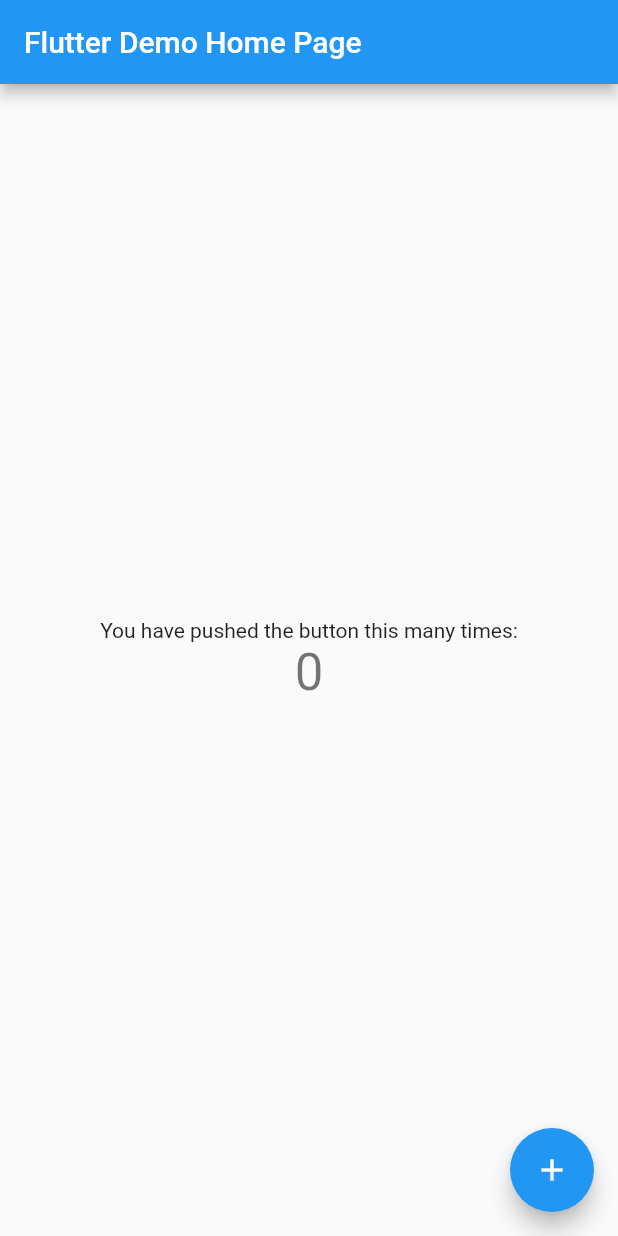
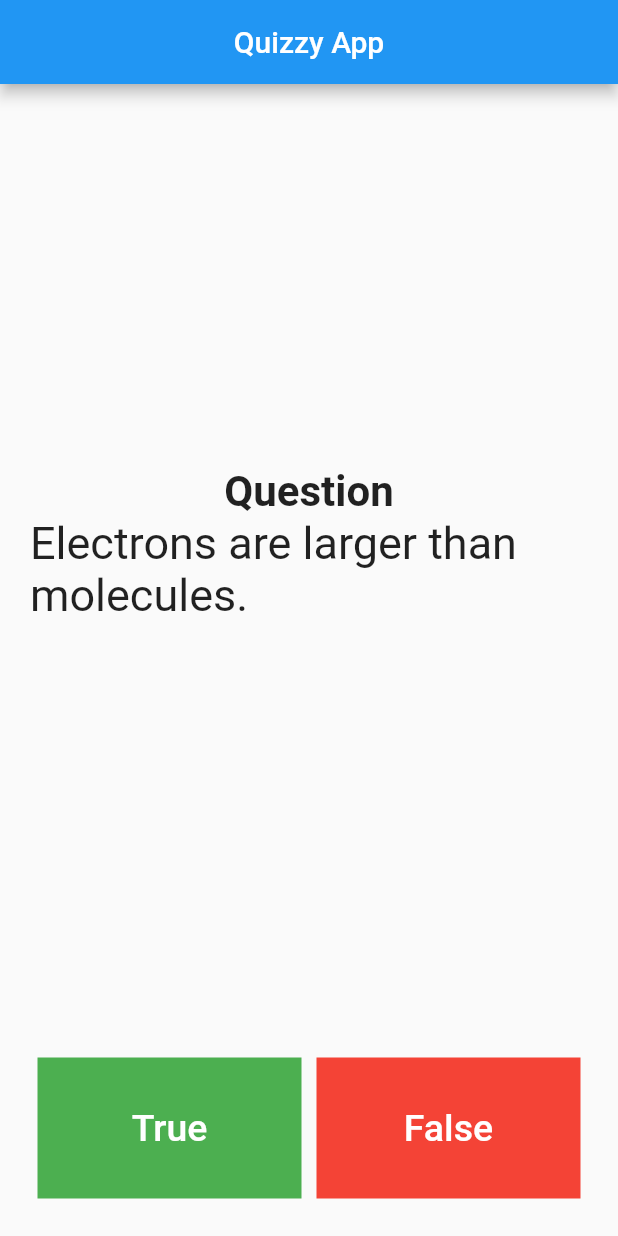
Before and after one commit to WannaBeProgrammer22/dog-quiz-flutter, a Flutter app: the screen it shows after launch, on a phone screen of 412 x 824 dp. Run offline on Flutter 3.47's test engine with Material 2 defaults, Android fonts, the phone set to English and light mode, and no system bars; our stand-ins replace rflutter_alert.

Commit message:
done quizzy app

```diff
--- a/lib/main.dart
+++ b/lib/main.dart
@@ -1,111 +1,185 @@
 import 'package:flutter/material.dart';
+import 'package:rflutter_alert/rflutter_alert.dart';
+import 'question_brain.dart';
 
-void main() => runApp(MyApp());
+QuizBrain quizBrain = QuizBrain();
 
-class MyApp extends StatelessWidget {
-  // This widget is the root of your application.
+void main() => runApp(Quizzy());
+
+class Quizzy extends StatelessWidget {
   @override
   Widget build(BuildContext context) {
     return MaterialApp(
-      title: 'Flutter Demo',
-      theme: ThemeData(
-        // This is the theme of your application.
-        //
-        // Try running your application with "flutter run". You'll see the
-        // application has a blue toolbar. Then, without quitting the app, try
-        // changing the primarySwatch below to Colors.green and then invoke
-        // "hot reload" (press "r" in the console where you ran "flutter run",
-        // or simply save your changes to "hot reload" in a Flutter IDE).
-        // Notice that the counter didn't reset back to zero; the application
-        // is not restarted.
-        primarySwatch: Colors.blue,
+      home: Scaffold(
+        appBar: AppBar(
+          title: Text('Quizzy App'),
+          centerTitle: true,
         ),
-      home: MyHomePage(title: 'Flutter Demo Home Page'),
+        body: SafeArea(
+          child: Padding(
+            padding: EdgeInsets.all(20.0),
+            child: QuizzyPage(),
+          ),
+        ),
+      ),
     );
   }
 }
 
-class MyHomePage extends StatefulWidget {
-  MyHomePage({Key key, this.title}) : super(key: key);
-
-  // This widget is the home page of your application. It is stateful, meaning
-  // that it has a State object (defined below) that contains fields that affect
-  // how it looks.
-
-  // This class is the configuration for the state. It holds the values (in this
-  // case the title) provided by the parent (in this case the App widget) and
-  // used by the build method of the State. Fields in a Widget subclass are
-  // always marked "final".
-
-  final String title;
-
+class QuizzyPage extends StatefulWidget {
   @override
-  _MyHomePageState createState() => _MyHomePageState();
+  _QuizzyPageState createState() => _QuizzyPageState();
 }
 
-class _MyHomePageState extends State<MyHomePage> {
-  int _counter = 0;
+class _QuizzyPageState extends State<QuizzyPage> {
+  List<Expanded> scoreKeeper = [];
+  int correctAnswerCounter = 0;
 
-  void _incrementCounter() {
-    setState(() {
-      // This call to setState tells the Flutter framework that something has
-      // changed in this State, which causes it to rerun the build method below
-      // so that the display can reflect the updated values. If we changed
-      // _counter without calling setState(), then the build method would not be
-      // called again, and so nothing would appear to happen.
-      _counter++;
-    });
+  void checkAnswer(bool userAnswer) {
+    bool correctAnswer = quizBrain.getQuestionAnswer();
+
+    if (correctAnswer == userAnswer) {
+      setState(
+        () {
+          correctAnswerCounter++;
+
+          scoreKeeper.add(
+            Expanded(
+              child: Icon(
+                Icons.check,
+                color: Colors.green,
+              ),
+            ),
+          );
+        },
+      );
+    } else {
+      setState(
+        () {
+          scoreKeeper.add(
+            Expanded(
+              child: Icon(
+                Icons.close,
+                color: Colors.red,
+              ),
+            ),
+          );
+        },
+      );
+    }
+
+    if (quizBrain.isFinished()) {
+      Alert(
+        context: context,
+        type: (correctAnswerCounter >= 5) ? AlertType.success : AlertType.error,
+        title: (correctAnswerCounter >= 5) ? 'Passed' : 'Failed',
+        desc: "You got $correctAnswerCounter correct answer out of " +
+            quizBrain.getNumberOfQuestion() +
+            ' questions',
+        buttons: [
+          DialogButton(
+            child: Text(
+              "COOL",
+              style: TextStyle(color: Colors.white, fontSize: 20),
+            ),
+            onPressed: () => Navigator.pop(context),
+            width: 120,
+          )
+        ],
+      ).show();
+
+      setState(
+        () {
+          quizBrain.reset();
+          correctAnswerCounter = 0;
+          scoreKeeper = [];
+        },
+      );
+    } else {
+      quizBrain.nextQuestion();
+    }
   }
 
   @override
   Widget build(BuildContext context) {
-    // This method is rerun every time setState is called, for instance as done
-    // by the _incrementCounter method above.
-    //
-    // The Flutter framework has been optimized to make rerunning build methods
-    // fast, so that you can just rebuild anything that needs updating rather
-    // than having to individually change instances of widgets.
-    return Scaffold(
-      appBar: AppBar(
-        // Here we take the value from the MyHomePage object that was created by
-        // the App.build method, and use it to set our appbar title.
-        title: Text(widget.title),
-      ),
-      body: Center(
-        // Center is a layout widget. It takes a single child and positions it
-        // in the middle of the parent.
+    return Column(
+      crossAxisAlignment: CrossAxisAlignment.stretch,
+      children: <Widget>[
+        Expanded(
+          flex: 6,
+          child: Container(
+            margin: EdgeInsets.fromLTRB(0.0, 0.0, 0.0, 50.0),
             child: Column(
-          // Column is also a layout widget. It takes a list of children and
-          // arranges them vertically. By default, it sizes itself to fit its
-          // children horizontally, and tries to be as tall as its parent.
-          //
-          // Invoke "debug painting" (press "p" in the console, choose the
-          // "Toggle Debug Paint" action from the Flutter Inspector in Android
-          // Studio, or the "Toggle Debug Paint" command in Visual Studio Code)
-          // to see the wireframe for each widget.
-          //
-          // Column has various properties to control how it sizes itself and
-          // how it positions its children. Here we use mainAxisAlignment to
-          // center the children vertically; the main axis here is the vertical
-          // axis because Columns are vertical (the cross axis would be
-          // horizontal).
               mainAxisAlignment: MainAxisAlignment.center,
               children: <Widget>[
                 Text(
-              'You have pushed the button this many times:',
+                  'Question',
+                  style: TextStyle(
+                    fontWeight: FontWeight.bold,
+                    fontSize: 28.0,
+                  ),
                 ),
                 Text(
-              '$_counter',
-              style: Theme.of(context).textTheme.display1,
+                  quizBrain.getQuestionText(),
+                  style: TextStyle(
+                    fontWeight: FontWeight.w400,
+                    fontSize: 30.0,
+                  ),
                 ),
               ],
             ),
           ),
-      floatingActionButton: FloatingActionButton(
-        onPressed: _incrementCounter,
-        tooltip: 'Increment',
-        child: Icon(Icons.add),
-      ), // This trailing comma makes auto-formatting nicer for build methods.
+        ),
+        Expanded(
+          child: Row(
+            children: <Widget>[
+              Expanded(
+                child: Container(
+                  margin: EdgeInsets.all(5.0),
+                  color: Colors.green,
+                  child: FlatButton(
+                    onPressed: () {
+                      checkAnswer(true);
+                    },
+                    child: Center(
+                      child: Text(
+                        'True',
+                        style: TextStyle(
+                          color: Colors.white,
+                          fontSize: 25.0,
+                        ),
+                      ),
+                    ),
+                  ),
+                ),
+              ),
+              Expanded(
+                child: Container(
+                  margin: EdgeInsets.all(5.0),
+                  color: Colors.red,
+                  child: FlatButton(
+                    onPressed: () {
+                      checkAnswer(false);
+                    },
+                    child: Center(
+                      child: Text(
+                        'False',
+                        style: TextStyle(
+                          color: Colors.white,
+                          fontSize: 25.0,
+                        ),
+                      ),
+                    ),
+                  ),
+                ),
+              ),
+            ],
+          ),
+        ),
+        Row(
+          children: scoreKeeper,
+        )
+      ],
     );
   }
 }
--- /dev/null
+++ b/lib/question.dart
@@ -0,0 +1,6 @@
+class Question {
+  String questionText;
+  bool questionAnswer;
+
+  Question(this.questionText, this.questionAnswer);
+}
--- /dev/null
+++ b/lib/question_brain.dart
@@ -0,0 +1,41 @@
+import 'question.dart';
+
+class QuizBrain {
+  int _currentQuestionNumber = 0;
+  List<Question> _questionBank = [
+    Question('Electrons are larger than molecules.', false),
+    Question('The Atlantic Ocean is the biggest ocean on Earth.', false),
+    Question('The chemical make up food often changes when you cook it.', true),
+    Question('Sharks are mammals.', false),
+    Question('The human body has four lungs.', false),
+    Question('The human skeleton is made up of less than 100 bones.', false),
+    Question('Kelvin is a measure of temperature..', true),
+    Question('Spiders have six legs..', false),
+    Question('Atomic bombs work by atomic fission.', true),
+    Question('Herbivores eat meat.', false),
+  ];
+
+  void nextQuestion() {
+    _currentQuestionNumber++;
+  }
+
+  bool isFinished() {
+    return _currentQuestionNumber == _questionBank.length - 1;
+  }
+
+  String getQuestionText() {
+    return _questionBank[_currentQuestionNumber].questionText;
+  }
+
+  bool getQuestionAnswer() {
+    return _questionBank[_currentQuestionNumber].questionAnswer;
+  }
+
+  String getNumberOfQuestion() {
+    return _questionBank.length.toString();
+  }
+
+  void reset() {
+    _currentQuestionNumber = 0;
+  }
+}
--- a/pubspec.yaml
+++ b/pubspec.yaml
@@ -23,6 +23,7 @@ dependencies:
   # The following adds the Cupertino Icons font to your application.
   # Use with the CupertinoIcons class for iOS style icons.
   cupertino_icons: ^0.1.2
+  rflutter_alert: ^1.0.3
 
 dev_dependencies:
   flutter_test:
```
Also changed, not shown: pubspec.lock, 1 other file. Lines whose indentation alone changed are shown as unchanged.
